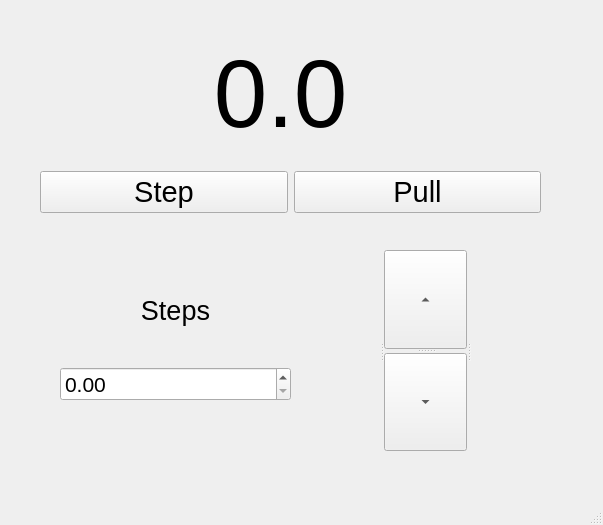
trezitorul/qudi, file gui/stepper_motor/ui_stepper_motor.ui: the form before one commit.
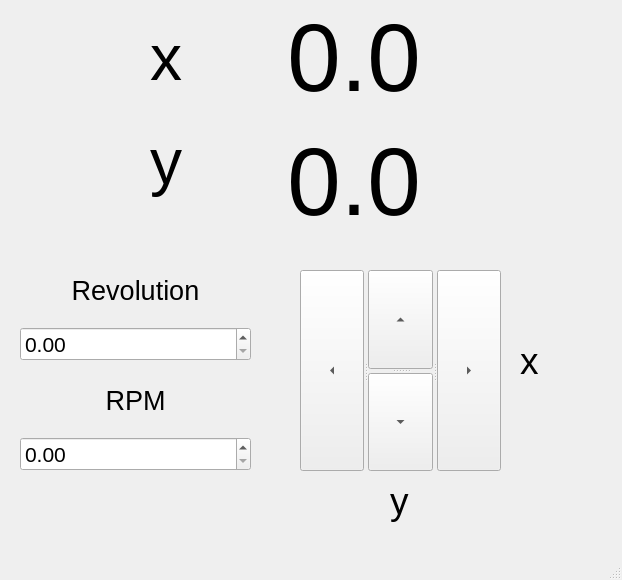
The form after the commit.

Commit message: Stepper Motor Fixed

Diff of the .ui file:
```diff
--- a/gui/stepper_motor/ui_stepper_motor.ui
+++ b/gui/stepper_motor/ui_stepper_motor.ui
@@ -6,32 +6,126 @@
    <rect>
     <x>0</x>
     <y>0</y>
-    <width>603</width>
-    <height>525</height>
+    <width>622</width>
+    <height>580</height>
    </rect>
   </property>
   <property name="windowTitle">
    <string>MainWindow</string>
   </property>
   <widget class="QWidget" name="centralwidget">
-   <widget class="QSplitter" name="splitter_5">
+   <widget class="QWidget" name="layoutWidget">
     <property name="geometry">
      <rect>
-      <x>380</x>
-      <y>250</y>
-      <width>91</width>
+      <x>20</x>
+      <y>260</y>
+      <width>231</width>
+      <height>101</height>
+     </rect>
+    </property>
+    <layout class="QHBoxLayout" name="horizontalLayout_2">
+     <item>
+      <layout class="QVBoxLayout" name="verticalLayout_2">
+       <item>
+        <widget class="QLabel" name="label">
+         <property name="text">
+          <string>&lt;html&gt;&lt;head/&gt;&lt;body&gt;&lt;p align=&quot;center&quot;&gt;&lt;span style=&quot; font-size:20pt;&quot;&gt;Revolution&lt;/span&gt;&lt;/p&gt;&lt;/body&gt;&lt;/html&gt;</string>
+         </property>
+        </widget>
+       </item>
+       <item>
+        <widget class="QDoubleSpinBox" name="StepSize">
+         <property name="font">
+          <font>
+           <pointsize>16</pointsize>
+          </font>
+         </property>
+         <property name="maximum">
+          <double>1000.000000000000000</double>
+         </property>
+        </widget>
+       </item>
+      </layout>
+     </item>
+    </layout>
+   </widget>
+   <widget class="QWidget" name="layoutWidget_2">
+    <property name="geometry">
+     <rect>
+      <x>20</x>
+      <y>370</y>
+      <width>231</width>
+      <height>101</height>
+     </rect>
+    </property>
+    <layout class="QHBoxLayout" name="horizontalLayout_3">
+     <item>
+      <layout class="QVBoxLayout" name="verticalLayout_3">
+       <item>
+        <widget class="QLabel" name="label_2">
+         <property name="text">
+          <string>&lt;html&gt;&lt;head/&gt;&lt;body&gt;&lt;p align=&quot;center&quot;&gt;&lt;span style=&quot; font-size:20pt;&quot;&gt;RPM&lt;/span&gt;&lt;/p&gt;&lt;/body&gt;&lt;/html&gt;</string>
+         </property>
+        </widget>
+       </item>
+       <item>
+        <widget class="QDoubleSpinBox" name="rpmInput">
+         <property name="font">
+          <font>
+           <pointsize>16</pointsize>
+          </font>
+         </property>
+         <property name="maximum">
+          <double>15.000000000000000</double>
+         </property>
+        </widget>
+       </item>
+      </layout>
+     </item>
+    </layout>
+   </widget>
+   <widget class="QLabel" name="xVal_5">
+    <property name="geometry">
+     <rect>
+      <x>390</x>
+      <y>470</y>
+      <width>23</width>
+      <height>64</height>
+     </rect>
+    </property>
+    <property name="text">
+     <string>&lt;html&gt;&lt;head/&gt;&lt;body&gt;&lt;p&gt;&lt;span style=&quot; font-size:28pt;&quot;&gt;y&lt;/span&gt;&lt;/p&gt;&lt;/body&gt;&lt;/html&gt;</string>
+    </property>
+   </widget>
+   <widget class="QSplitter" name="splitter_4">
+    <property name="geometry">
+     <rect>
+      <x>300</x>
+      <y>270</y>
+      <width>201</width>
       <height>201</height>
      </rect>
     </property>
     <property name="orientation">
      <enum>Qt::Horizontal</enum>
     </property>
-    <widget class="QSplitter" name="splitter_6">
+    <widget class="QSplitter" name="splitter_3">
      <property name="orientation">
       <enum>Qt::Vertical</enum>
      </property>
+     <widget class="QToolButton" name="leftButton">
+      <property name="text">
+       <string>...</string>
+      </property>
+      <property name="toolButtonStyle">
+       <enum>Qt::ToolButtonIconOnly</enum>
+      </property>
+      <property name="arrowType">
+       <enum>Qt::LeftArrow</enum>
+      </property>
+     </widget>
     </widget>
-    <widget class="QSplitter" name="splitter_7">
+    <widget class="QSplitter" name="splitter">
      <property name="orientation">
       <enum>Qt::Vertical</enum>
      </property>
@@ -58,94 +152,87 @@
       </property>
      </widget>
     </widget>
-    <widget class="QSplitter" name="splitter_8">
+    <widget class="QSplitter" name="splitter_2">
      <property name="orientation">
       <enum>Qt::Vertical</enum>
      </property>
+     <widget class="QToolButton" name="rightButton">
+      <property name="text">
+       <string>...</string>
+      </property>
+      <property name="toolButtonStyle">
+       <enum>Qt::ToolButtonIconOnly</enum>
+      </property>
+      <property name="arrowType">
+       <enum>Qt::RightArrow</enum>
+      </property>
+     </widget>
     </widget>
    </widget>
    <widget class="QLabel" name="totalRev">
     <property name="geometry">
      <rect>
-      <x>190</x>
-      <y>40</y>
-      <width>181</width>
-      <height>101</height>
+      <x>520</x>
+      <y>330</y>
+      <width>23</width>
+      <height>64</height>
      </rect>
     </property>
-    <property name="font">
-     <font>
-      <pointsize>72</pointsize>
-     </font>
-    </property>
     <property name="text">
-     <string>&lt;html&gt;&lt;head/&gt;&lt;body&gt;&lt;p align=&quot;center&quot;&gt;0.0&lt;/p&gt;&lt;/body&gt;&lt;/html&gt;</string>
+     <string>&lt;html&gt;&lt;head/&gt;&lt;body&gt;&lt;p&gt;&lt;span style=&quot; font-size:28pt;&quot;&gt;x&lt;/span&gt;&lt;/p&gt;&lt;/body&gt;&lt;/html&gt;</string>
     </property>
    </widget>
-   <widget class="QWidget" name="">
+   <widget class="QWidget" name="layoutWidget">
     <property name="geometry">
      <rect>
-      <x>40</x>
-      <y>170</y>
-      <width>501</width>
-      <height>45</height>
+      <x>150</x>
+      <y>0</y>
+      <width>271</width>
+      <height>242</height>
      </rect>
     </property>
     <layout class="QHBoxLayout" name="horizontalLayout">
      <item>
-      <widget class="QPushButton" name="switchMode_2">
-       <property name="font">
-        <font>
-         <pointsize>22</pointsize>
-        </font>
-       </property>
-       <property name="text">
-        <string>Step</string>
-       </property>
-      </widget>
+      <layout class="QVBoxLayout" name="verticalLayout_4">
+       <item>
+        <widget class="QLabel" name="xVal_7">
+         <property name="text">
+          <string>&lt;html&gt;&lt;head/&gt;&lt;body&gt;&lt;p&gt;&lt;span style=&quot; font-size:48pt;&quot;&gt;x&lt;/span&gt;&lt;/p&gt;&lt;/body&gt;&lt;/html&gt;</string>
+         </property>
+        </widget>
+       </item>
+       <item>
+        <widget class="QLabel" name="xVal_8">
+         <property name="text">
+          <string>&lt;html&gt;&lt;head/&gt;&lt;body&gt;&lt;p&gt;&lt;span style=&quot; font-size:48pt;&quot;&gt;y&lt;/span&gt;&lt;/p&gt;&lt;p&gt;&lt;br/&gt;&lt;/p&gt;&lt;/body&gt;&lt;/html&gt;</string>
+         </property>
+        </widget>
+       </item>
+      </layout>
      </item>
      <item>
-      <widget class="QPushButton" name="switchMode_3">
-       <property name="font">
-        <font>
-         <pointsize>22</pointsize>
-        </font>
-       </property>
-       <property name="text">
-        <string>Pull</string>
-       </property>
-      </widget>
-     </item>
-    </layout>
-   </widget>
-   <widget class="QWidget" name="">
-    <property name="geometry">
-     <rect>
-      <x>60</x>
-      <y>260</y>
-      <width>231</width>
-      <height>141</height>
-     </rect>
-    </property>
-    <layout class="QHBoxLayout" name="horizontalLayout_2">
-     <item>
-      <layout class="QVBoxLayout" name="verticalLayout_2">
+      <layout class="QVBoxLayout" name="verticalLayout">
        <item>
-        <widget class="QLabel" name="label">
+        <widget class="QLabel" name="totalStepX">
+         <property name="font">
+          <font>
+           <pointsize>72</pointsize>
+          </font>
+         </property>
          <property name="text">
-          <string>&lt;html&gt;&lt;head/&gt;&lt;body&gt;&lt;p align=&quot;center&quot;&gt;&lt;span style=&quot; font-size:20pt;&quot;&gt;Steps&lt;/span&gt;&lt;/p&gt;&lt;/body&gt;&lt;/html&gt;</string>
+          <string>&lt;html&gt;&lt;head/&gt;&lt;body&gt;&lt;p align=&quot;center&quot;&gt;0.0&lt;/p&gt;&lt;/body&gt;&lt;/html&gt;</string>
          </property>
         </widget>
        </item>
        <item>
-        <widget class="QDoubleSpinBox" name="StepSize">
+        <widget class="QLabel" name="totalStepY">
          <property name="font">
           <font>
-           <pointsize>16</pointsize>
+           <pointsize>72</pointsize>
           </font>
          </property>
-         <property name="maximum">
-          <double>180.000000000000000</double>
+         <property name="text">
+          <string>&lt;html&gt;&lt;head/&gt;&lt;body&gt;&lt;p align=&quot;center&quot;&gt;0.0&lt;/p&gt;&lt;/body&gt;&lt;/html&gt;</string>
          </property>
         </widget>
        </item>
```
Left out of the diff: 8 changed lines with no effect on the pictures. The commit also changes 4 other files.
